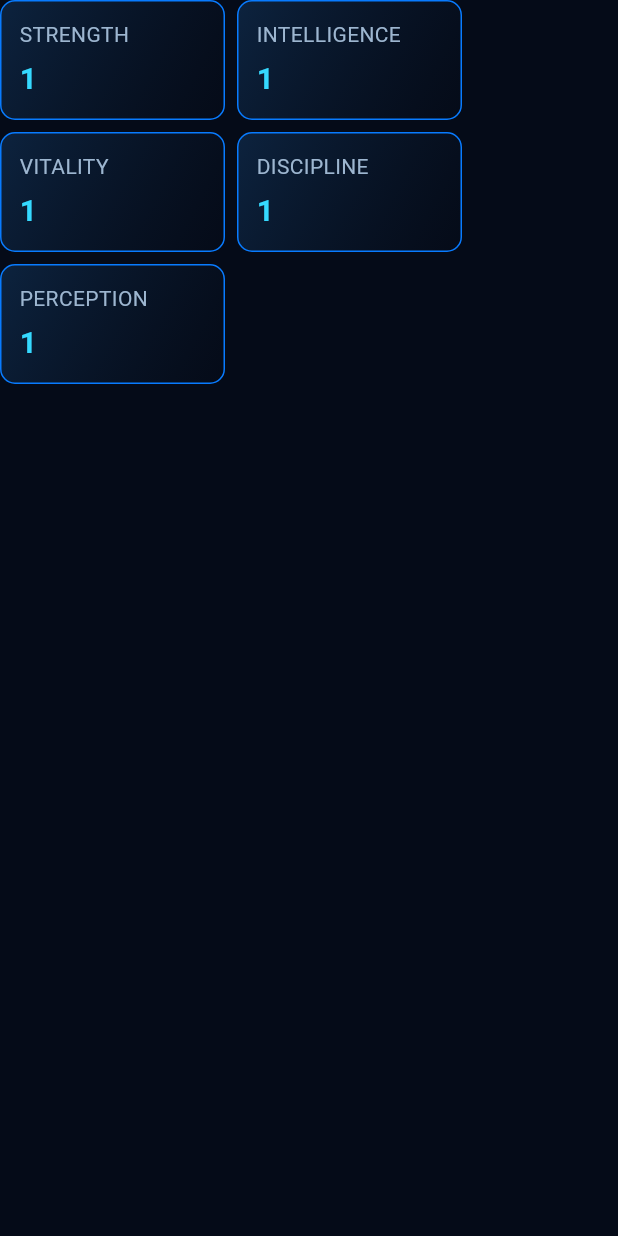
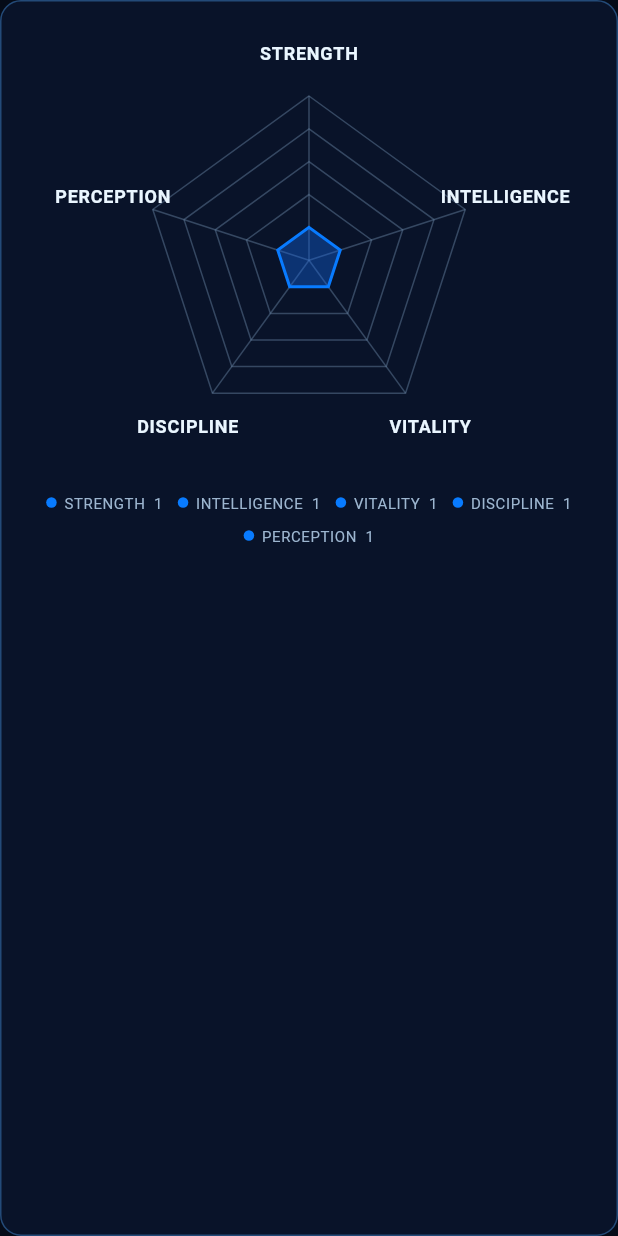
Before and after one commit to Rohith-Murali/solo-levelling, a Flutter app: the _CharacterStats widget shown alone on an empty page, opened directly with empty values, on a phone screen of 412 x 824 dp. Run offline on Flutter 3.47's test engine with Material 3 defaults, Android fonts, the phone set to English and light mode, and no system bars; our stand-ins replace flutter_secure_storage, material_ui; accounts and stored records are empty; statements that could not run were skipped.

Commit message:
feat (character) : Add radar chart for character stats

```diff
--- a/solo_levelling/lib/features/dashboard/presentation/character_status_screen.dart
+++ b/solo_levelling/lib/features/dashboard/presentation/character_status_screen.dart
@@ -1,3 +1,5 @@
+import 'dart:math' as math;
+
 import 'package:material_ui/material_ui.dart';
 
 import '../../../app/theme/app_colors.dart';
@@ -219,17 +221,187 @@ class _CharacterStats extends StatelessWidget {
   final DashboardStats stats;
 
   @override
-  Widget build(BuildContext context) => Wrap(
-    spacing: 8,
-    runSpacing: 8,
+  Widget build(BuildContext context) {
+    final values = <String, int>{
+      'STRENGTH': stats.strength,
+      'INTELLIGENCE': stats.intelligence,
+      'VITALITY': stats.vitality,
+      'DISCIPLINE': stats.discipline,
+      'PERCEPTION': stats.perception,
+    };
+    final maxStat = values.values.reduce((a, b) => a > b ? a : b);
+    final maxValue = maxStat < 5 ? 5 : maxStat;
+
+    return Container(
+      padding: const EdgeInsets.fromLTRB(8, 12, 8, 14),
+      decoration: BoxDecoration(
+        color: AppColors.surface.withOpacity(.7),
+        borderRadius: BorderRadius.circular(14),
+        border: Border.all(color: AppColors.border),
+      ),
+      child: Column(
+        children: [
+          SizedBox(
+            height: 315,
+            width: double.infinity,
+            child: CustomPaint(
+              painter: _StatsRadarPainter(
+                labels: values.keys.toList(growable: false),
+                values: values.values.toList(growable: false),
+                maxValue: maxValue,
+              ),
+            ),
+          ),
+          Wrap(
+            alignment: WrapAlignment.center,
+            spacing: 10,
+            runSpacing: 8,
+            children: [
+              for (final entry in values.entries)
+                _RadarValue(label: entry.key, value: entry.value),
+            ],
+          ),
+        ],
+      ),
+    );
+  }
+}
+
+class _RadarValue extends StatelessWidget {
+  const _RadarValue({required this.label, required this.value});
+
+  final String label;
+  final int value;
+
+  @override
+  Widget build(BuildContext context) => Row(
+    mainAxisSize: MainAxisSize.min,
     children: [
-      _StatusStat(label: 'STRENGTH', value: stats.strength),
-      _StatusStat(label: 'INTELLIGENCE', value: stats.intelligence),
-      _StatusStat(label: 'VITALITY', value: stats.vitality),
-      _StatusStat(label: 'DISCIPLINE', value: stats.discipline),
-      _StatusStat(label: 'PERCEPTION', value: stats.perception),
+      Container(
+        width: 7,
+        height: 7,
+        decoration: const BoxDecoration(
+          color: AppColors.primaryGlow,
+          shape: BoxShape.circle,
+        ),
+      ),
+      const SizedBox(width: 5),
+      Text(
+        '$label  $value',
+        style: const TextStyle(
+          color: AppColors.textSecondary,
+          fontSize: 10,
+          letterSpacing: .4,
+        ),
+      ),
     ],
   );
+}
+
+class _StatsRadarPainter extends CustomPainter {
+  _StatsRadarPainter({
+    required this.labels,
+    required this.values,
+    required this.maxValue,
+  });
+
+  final List<String> labels;
+  final List<int> values;
+  final int maxValue;
+
+  @override
+  void paint(Canvas canvas, Size size) {
+    const sides = 5;
+    final center = Offset(size.width / 2, size.height / 2 + 3);
+    final radius = math
+        .min(size.width / 2 - 62, size.height / 2 - 48)
+        .toDouble();
+    final angles = List<double>.generate(
+      sides,
+      (index) => -math.pi / 2 + (2 * math.pi * index / sides),
+    );
+
+    Offset point(double distance, int index) =>
+        center +
+        Offset(
+          math.cos(angles[index]) * distance,
+          math.sin(angles[index]) * distance,
+        );
+
+    final gridPaint = Paint()
+      ..color = AppColors.textMuted.withOpacity(.48)
+      ..style = PaintingStyle.stroke
+      ..strokeWidth = 1;
+    for (var level = 1; level <= 5; level++) {
+      final path = Path()
+        ..moveTo(
+          point(radius * level / 5, 0).dx,
+          point(radius * level / 5, 0).dy,
+        );
+      for (var index = 1; index < sides; index++) {
+        final vertex = point(radius * level / 5, index);
+        path.lineTo(vertex.dx, vertex.dy);
+      }
+      path.close();
+      canvas.drawPath(path, gridPaint);
+    }
+
+    for (var index = 0; index < sides; index++) {
+      final vertex = point(radius, index);
+      canvas.drawLine(center, vertex, gridPaint);
+    }
+
+    final dataPath = Path();
+    for (var index = 0; index < sides; index++) {
+      final value = (values[index].clamp(0, maxValue) / maxValue).toDouble();
+      final vertex = point(radius * value, index);
+      if (index == 0) {
+        dataPath.moveTo(vertex.dx, vertex.dy);
+      } else {
+        dataPath.lineTo(vertex.dx, vertex.dy);
+      }
+    }
+    dataPath.close();
+    canvas.drawPath(
+      dataPath,
+      Paint()
+        ..color = AppColors.primary.withOpacity(.38)
+        ..style = PaintingStyle.fill,
+    );
+    canvas.drawPath(
+      dataPath,
+      Paint()
+        ..color = AppColors.primaryGlow
+        ..style = PaintingStyle.stroke
+        ..strokeWidth = 2,
+    );
+
+    final labelStyle = const TextStyle(
+      color: AppColors.textPrimary,
+      fontSize: 12,
+      fontWeight: FontWeight.w600,
+      letterSpacing: .5,
+    );
+    for (var index = 0; index < sides; index++) {
+      final labelPosition = point(radius + 28, index);
+      final text = TextPainter(
+        text: TextSpan(text: labels[index], style: labelStyle),
+        textDirection: TextDirection.ltr,
+      )..layout(maxWidth: 110);
+      final x = labelPosition.dx - text.width / 2;
+      final y = labelPosition.dy - text.height / 2;
+      text.paint(
+        canvas,
+        Offset(x.clamp(0, size.width - text.width).toDouble(), y),
+      );
+    }
+  }
+
+  @override
+  bool shouldRepaint(covariant _StatsRadarPainter oldDelegate) =>
+      oldDelegate.maxValue != maxValue ||
+      oldDelegate.values != values ||
+      oldDelegate.labels != labels;
 }
 
 class _StatusStats extends StatelessWidget {
```
Also changed, not shown: 2 other files.
